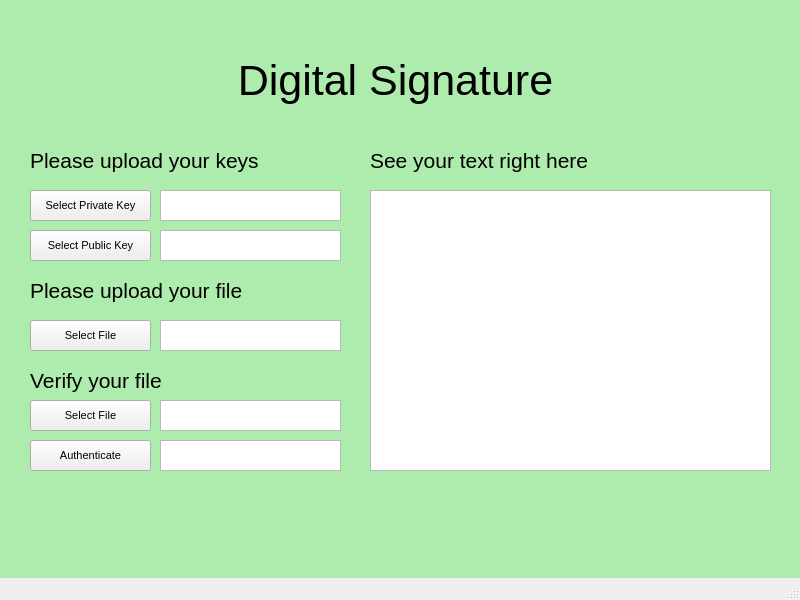
Above: home.ui from natasyazzhr1/Tugas-4-II4031-Kriptografi-dan-Koding before the change. Below: the same form after it.
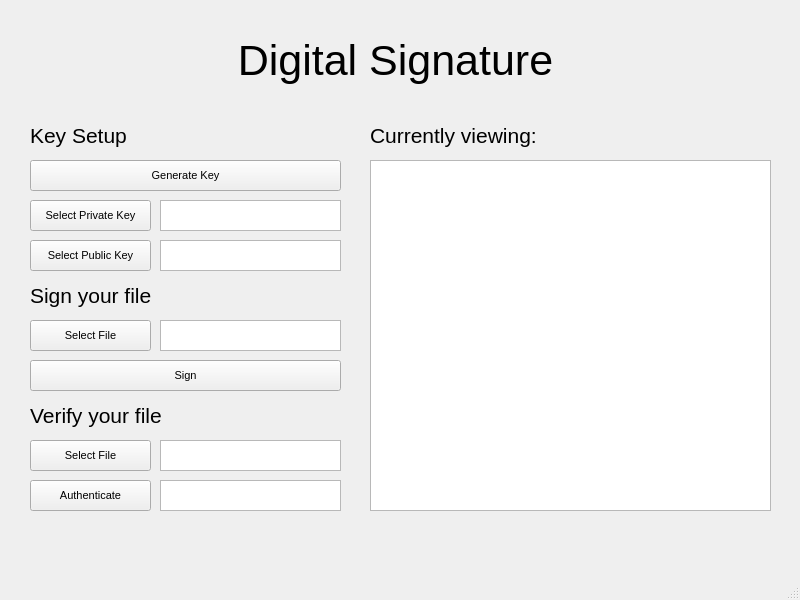
That is the form after the change.

Commit message: integrate with ui

Diff of the .ui file:
```diff
--- a/home.ui
+++ b/home.ui
@@ -18,7 +18,7 @@
     <property name="geometry">
      <rect>
       <x>230</x>
-      <y>50</y>
+      <y>30</y>
       <width>331</width>
       <height>61</height>
      </rect>
@@ -39,7 +39,7 @@
     <property name="geometry">
      <rect>
       <x>30</x>
-      <y>190</y>
+      <y>200</y>
       <width>121</width>
       <height>31</height>
      </rect>
@@ -57,9 +57,9 @@
     <property name="geometry">
      <rect>
       <x>370</x>
-      <y>190</y>
+      <y>160</y>
       <width>401</width>
-      <height>281</height>
+      <height>351</height>
      </rect>
     </property>
    </widget>
@@ -67,7 +67,7 @@
     <property name="geometry">
      <rect>
       <x>30</x>
-      <y>230</y>
+      <y>240</y>
       <width>121</width>
       <height>31</height>
      </rect>
@@ -85,7 +85,7 @@
     <property name="geometry">
      <rect>
       <x>160</x>
-      <y>190</y>
+      <y>200</y>
       <width>181</width>
       <height>31</height>
      </rect>
@@ -95,7 +95,7 @@
     <property name="geometry">
      <rect>
       <x>160</x>
-      <y>230</y>
+      <y>240</y>
       <width>181</width>
       <height>31</height>
      </rect>
@@ -133,9 +133,9 @@
     <property name="geometry">
      <rect>
       <x>30</x>
-      <y>140</y>
+      <y>120</y>
       <width>311</width>
-      <height>41</height>
+      <height>31</height>
      </rect>
     </property>
     <property name="font">
@@ -144,7 +144,7 @@
      </font>
     </property>
     <property name="text">
-     <string>Please upload your keys</string>
+     <string>Key Setup</string>
     </property>
     <property name="alignment">
      <set>Qt::AlignLeading|Qt::AlignLeft|Qt::AlignVCenter</set>
@@ -154,9 +154,9 @@
     <property name="geometry">
      <rect>
       <x>30</x>
-      <y>270</y>
+      <y>280</y>
       <width>311</width>
-      <height>41</height>
+      <height>31</height>
      </rect>
     </property>
     <property name="font">
@@ -165,7 +165,7 @@
      </font>
     </property>
     <property name="text">
-     <string>Please upload your file</string>
+     <string>Sign your file</string>
     </property>
     <property name="alignment">
      <set>Qt::AlignLeading|Qt::AlignLeft|Qt::AlignVCenter</set>
@@ -175,9 +175,9 @@
     <property name="geometry">
      <rect>
       <x>370</x>
-      <y>140</y>
+      <y>120</y>
       <width>401</width>
-      <height>41</height>
+      <height>31</height>
      </rect>
     </property>
     <property name="font">
@@ -186,7 +186,7 @@
      </font>
     </property>
     <property name="text">
-     <string>See your text right here</string>
+     <string>Currently viewing:</string>
     </property>
     <property name="alignment">
      <set>Qt::AlignLeading|Qt::AlignLeft|Qt::AlignVCenter</set>
@@ -196,9 +196,9 @@
     <property name="geometry">
      <rect>
       <x>30</x>
-      <y>360</y>
+      <y>400</y>
       <width>311</width>
-      <height>41</height>
+      <height>31</height>
      </rect>
     </property>
     <property name="font">
@@ -217,7 +217,7 @@
     <property name="geometry">
      <rect>
       <x>160</x>
-      <y>400</y>
+      <y>440</y>
       <width>181</width>
       <height>31</height>
      </rect>
@@ -227,7 +227,7 @@
     <property name="geometry">
      <rect>
       <x>30</x>
-      <y>400</y>
+      <y>440</y>
       <width>121</width>
       <height>31</height>
      </rect>
@@ -245,7 +245,7 @@
     <property name="geometry">
      <rect>
       <x>160</x>
-      <y>440</y>
+      <y>480</y>
       <width>181</width>
       <height>31</height>
      </rect>
@@ -255,7 +255,7 @@
     <property name="geometry">
      <rect>
       <x>30</x>
-      <y>440</y>
+      <y>480</y>
       <width>121</width>
       <height>31</height>
      </rect>
@@ -269,36 +269,42 @@
      <string>Authenticate</string>
     </property>
    </widget>
-   <widget class="QWidget" name="widget" native="true">
+   <widget class="QPushButton" name="pushButton_6">
     <property name="geometry">
      <rect>
-      <x>0</x>
-      <y>0</y>
-      <width>800</width>
-      <height>600</height>
+      <x>30</x>
+      <y>160</y>
+      <width>311</width>
+      <height>31</height>
      </rect>
     </property>
-    <property name="styleSheet">
-     <string notr="true">background-color: rgb(174, 236, 173);</string>
+    <property name="font">
+     <font>
+      <pointsize>8</pointsize>
+     </font>
     </property>
+    <property name="text">
+     <string>Generate Key</string>
+    </property>
    </widget>
-   <zorder>widget</zorder>
-   <zorder>label</zorder>
-   <zorder>pushButton</zorder>
-   <zorder>textBrowser_6</zorder>
-   <zorder>pushButton_2</zorder>
-   <zorder>textBrowser</zorder>
-   <zorder>textBrowser_2</zorder>
-   <zorder>pushButton_3</zorder>
-   <zorder>textBrowser_3</zorder>
-   <zorder>label_2</zorder>
-   <zorder>label_4</zorder>
-   <zorder>label_3</zorder>
-   <zorder>label_5</zorder>
-   <zorder>textBrowser_4</zorder>
-   <zorder>pushButton_4</zorder>
-   <zorder>textBrowser_5</zorder>
-   <zorder>pushButton_5</zorder>
+   <widget class="QPushButton" name="pushButton_7">
+    <property name="geometry">
+     <rect>
+      <x>30</x>
+      <y>360</y>
+      <width>311</width>
+      <height>31</height>
+     </rect>
+    </property>
+    <property name="font">
+     <font>
+      <pointsize>8</pointsize>
+     </font>
+    </property>
+    <property name="text">
+     <string>Sign</string>
+    </property>
+   </widget>
   </widget>
   <widget class="QMenuBar" name="menubar">
    <property name="geometry">
```
The commit also changes 7 other files.
